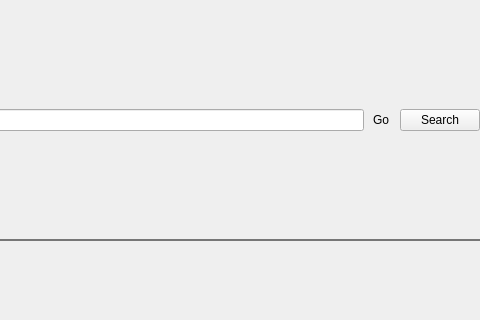
Before: the Qt Designer form ryouko_lib/mainwindow.ui in yusumishi/ryouko, drawn with Qt 5; both pictures show x 352 to 832 and y 0 to 320 of the 832 by 480 pixel window.
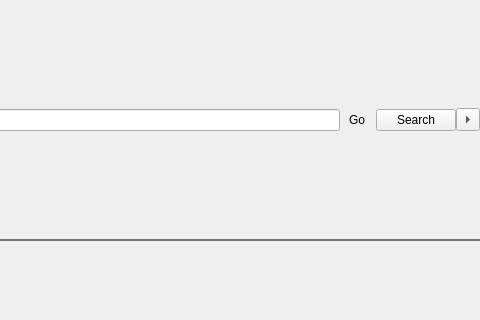
After: the same form once the commit is applied.

Commit message: Updated interface with the beginnings of a search editor. This commit is almost definitely broken.

Diff of the .ui file:
```diff
--- a/ryouko_lib/mainwindow.ui
+++ b/ryouko_lib/mainwindow.ui
@@ -207,6 +207,16 @@
            </property>
           </widget>
          </item>
+         <item>
+          <widget class="QToolButton" name="searchEditButton">
+           <property name="text">
+            <string>...</string>
+           </property>
+           <property name="arrowType">
+            <enum>Qt::RightArrow</enum>
+           </property>
+          </widget>
+         </item>
         </layout>
        </item>
       </layout>
```
Left out of the diff: 46 changed lines with no effect on the pictures. The commit also changes 3 other files.
